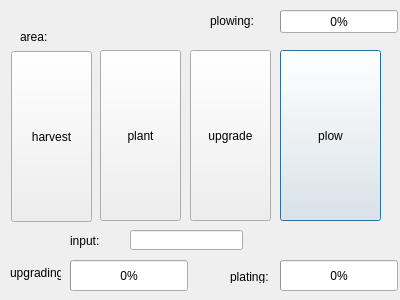
The window that dialogalfalfafield.ui (slotfi909/heyDay) describes before a commit, drawn with Qt 5.
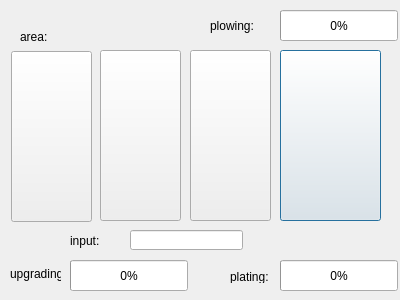
The same window after the commit.

```diff
--- a/dialogalfalfafield.ui
+++ b/dialogalfalfafield.ui
@@ -94,9 +94,12 @@
      <x>10</x>
      <y>263</y>
      <width>51</width>
-     <height>20</height>
+     <height>21</height>
     </rect>
    </property>
+   <property name="autoFillBackground">
+    <bool>true</bool>
+   </property>
    <property name="text">
     <string>upgrading:</string>
    </property>
@@ -120,7 +123,7 @@
      <x>280</x>
      <y>10</y>
      <width>118</width>
-     <height>23</height>
+     <height>31</height>
     </rect>
    </property>
    <property name="value">
@@ -133,9 +136,12 @@
      <x>210</x>
      <y>10</y>
      <width>47</width>
-     <height>21</height>
+     <height>31</height>
     </rect>
    </property>
+   <property name="autoFillBackground">
+    <bool>true</bool>
+   </property>
    <property name="text">
     <string>plowing:</string>
    </property>
@@ -150,7 +156,7 @@
     </rect>
    </property>
    <property name="text">
-    <string>plow</string>
+    <string/>
    </property>
   </widget>
   <widget class="QPushButton" name="pushButton">
@@ -163,7 +169,7 @@
     </rect>
    </property>
    <property name="text">
-    <string>upgrade</string>
+    <string/>
    </property>
   </widget>
   <widget class="QPushButton" name="pushButton_2">
@@ -176,7 +182,7 @@
     </rect>
    </property>
    <property name="text">
-    <string>harvest</string>
+    <string/>
    </property>
   </widget>
   <widget class="QPushButton" name="pushButton_3">
@@ -189,7 +195,7 @@
     </rect>
    </property>
    <property name="text">
-    <string>plant</string>
+    <string/>
    </property>
   </widget>
  </widget>
```
Left out of the diff: 3 changed lines with no effect on the pictures.
